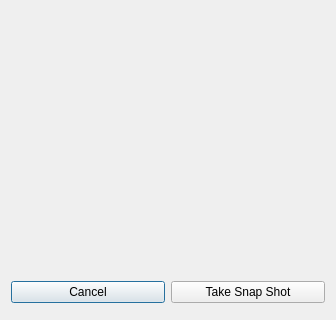
brettrjones/gotvptop, file GoTvApps/GoTvCommon/Forms/ActivitySnapShot.ui: the form before one commit; both pictures show x 0 to 336 and y 232 to 552 of the 336 by 552 pixel window.
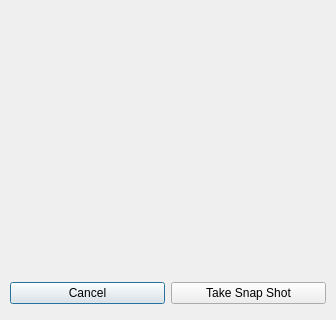
The form after the commit. Custom widgets are drawn as their Qt base class.

What changed in the file:
```diff
--- a/GoTvApps/GoTvCommon/Forms/ActivitySnapShot.ui
+++ b/GoTvApps/GoTvCommon/Forms/ActivitySnapShot.ui
@@ -14,6 +14,18 @@
    <string>Take Snapshot</string>
   </property>
   <layout class="QVBoxLayout" name="verticalLayout">
+   <property name="leftMargin">
+    <number>5</number>
+   </property>
+   <property name="topMargin">
+    <number>5</number>
+   </property>
+   <property name="rightMargin">
+    <number>5</number>
+   </property>
+   <property name="bottomMargin">
+    <number>5</number>
+   </property>
    <item>
     <widget class="TitleBarWidget" name="m_TitleBarWidget" native="true">
      <property name="sizePolicy">
@@ -51,6 +63,18 @@
    </item>
    <item>
     <layout class="QHBoxLayout" name="horizontalLayout">
+     <property name="leftMargin">
+      <number>5</number>
+     </property>
+     <property name="topMargin">
+      <number>5</number>
+     </property>
+     <property name="rightMargin">
+      <number>5</number>
+     </property>
+     <property name="bottomMargin">
+      <number>5</number>
+     </property>
      <item>
       <widget class="QPushButton" name="cancelButton">
        <property name="text">
```
